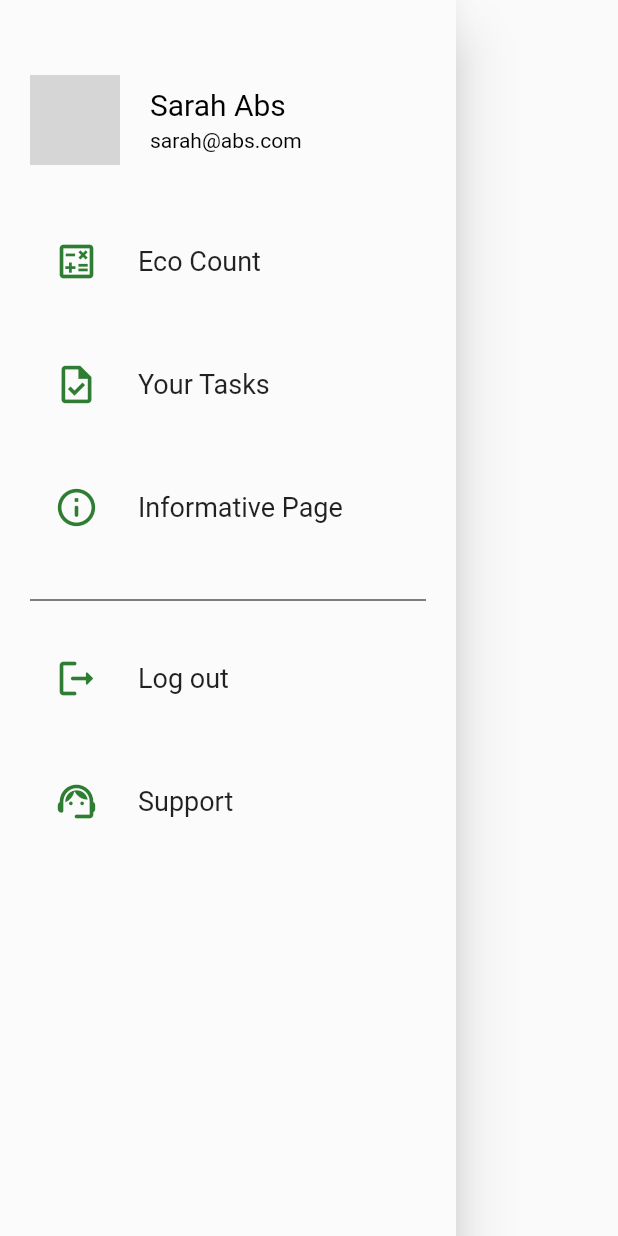
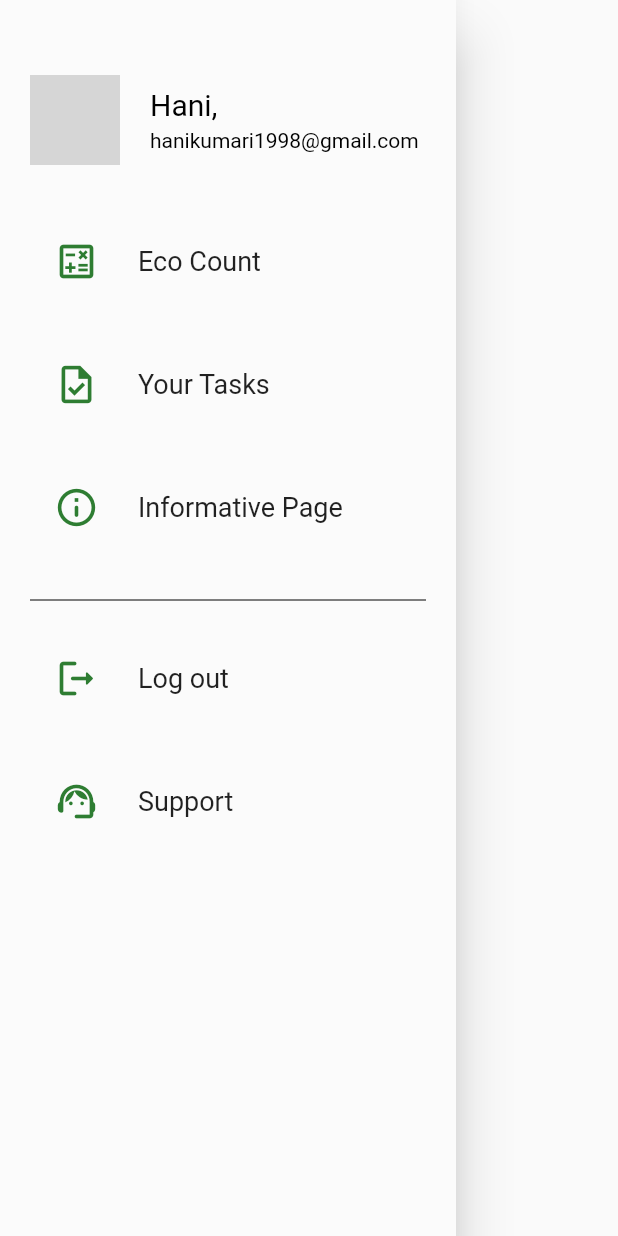
Before and after one commit to abhishekpatelmc/ECOSIA, a Flutter app: the NavigationDrawer widget shown alone on an empty page, opened directly, on a phone screen of 412 x 824 dp. Run offline on Flutter 3.47's test engine with Material 2 defaults, Android fonts, the phone set to English and light mode, and no system bars; our stand-ins replace cloud_firestore, firebase_auth, firebase_core, flutter_spinkit, percent_indicator, shared_preferences and 2 more; missing offline and left inert: cloud_firestore_web, firebase_auth_web, firebase_core_web, shared_preferences_web; accounts and stored records are empty; network calls fail; grey boxes are pictures that could not be loaded.

Commit message:
Changes done in Navigation drawer

```diff
--- a/lib/screens/home/Userprofile/UserProfile.dart
+++ b/lib/screens/home/Userprofile/UserProfile.dart
@@ -417,7 +417,7 @@ class _UserProfileState extends State<UserProfile> {
                             userSet(name.text, email.text, location.text,
                                 enterDate.text, contact.text);
                             Navigator.of(context).push(MaterialPageRoute(
-                                builder: (context) => const Dashboard()));
+                                builder: (context) =>  const Dashboard()));
                           }
 
                         },
--- a/lib/screens/wrapper.dart
+++ b/lib/screens/wrapper.dart
@@ -26,7 +26,7 @@ class Wrapper extends StatelessWidget {
       return const Authenticate();
     } else {
       // return AddTask("Walk", "Walk for 20 minutes", 10);
-      return const Dashboard();
+      return  const Dashboard();
     }
   }
 }
--- a/lib/shared/navigationDrawer.dart
+++ b/lib/shared/navigationDrawer.dart
@@ -7,19 +7,43 @@ import 'package:ecosia/screens/home/informativepg/informativepage.dart';
 import 'package:ecosia/screens/home/supportPage/supportPage.dart';
 import 'package:ecosia/services/auth.dart';
 import 'package:flutter/material.dart';
+import 'package:shared_preferences/shared_preferences.dart';
 import '../screens/wrapper.dart';
 
-class NavigationDrawer extends StatelessWidget {
+class NavigationDrawer extends StatefulWidget {
+  const NavigationDrawer({Key? key}) : super(key: key);
+  @override
+  State<NavigationDrawer> createState() => _NavigationState();
+
+}
+class _NavigationState extends State<NavigationDrawer> {
+
+  late  String userEmail = "hanikumari1998@gmail.com";
+   late  String userName = "Hani,";
+  final AuthService _auth = AuthService();
   final padding = const EdgeInsets.fromLTRB(0, 10, 0, 0);
-  // final padding = const EdgeInsets.symmetric(horizontal: 20, vertical: 10);
-  NavigationDrawer({Key? key}) : super(key: key);
 
-  final AuthService _auth = AuthService();
+  @override
+  void initState() {
+    userGet();
+    super.initState();
+  }
+
+  Future<void> userGet() async {
+    final prefs = await SharedPreferences.getInstance();
+      if (prefs.containsKey("email")) {
+        userEmail = prefs.getString("email")!;
+        userName = prefs.getString("name")!;
+        print("userEmail $userEmail");
+      }
+    // return userEmail;
+  }
 
   @override
   Widget build(BuildContext context) {
-    final name = 'Sarah Abs';
-    final email = 'sarah@abs.com';
+
+    final name = userName;
+    final email = userEmail;
     final urlImage =
         'https://images.unsplash.com/photo-1494790108377-be9c29b29330?ixid=MnwxMjA3fDB8MHxwaG90by1wYWdlfHx8fGVufDB8fHx8&ixlib=rb-1.2.1&auto=format&fit=crop&w=634&q=80';
     return Drawer(
@@ -179,7 +203,7 @@ class NavigationDrawer extends StatelessWidget {
     switch (index) {
       case 0:
         Navigator.of(context).push(MaterialPageRoute(
-          builder: (context) => const Dashboard(),
+          builder: (context) =>  const Dashboard(),
         ));
         break;
       case 1:
```
Also changed, not shown: lib/screens/home/dashboard/dashboard.dart (+22 -4 lines), lib/services/auth.dart (+11 -2 lines), 3 other files.
